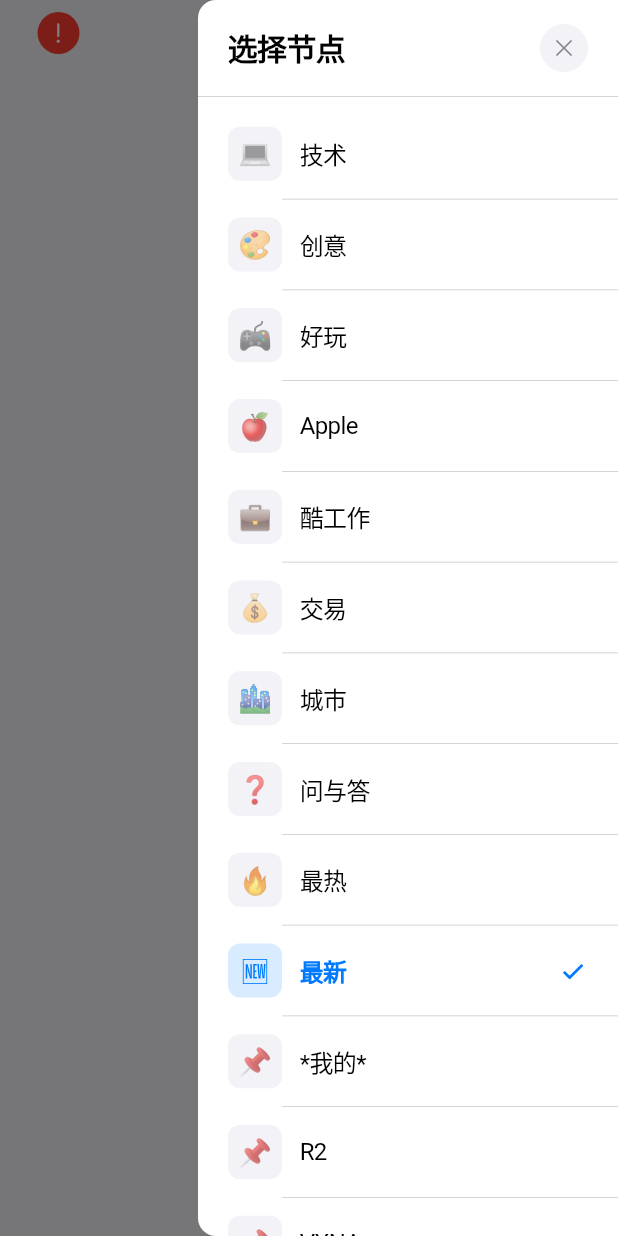
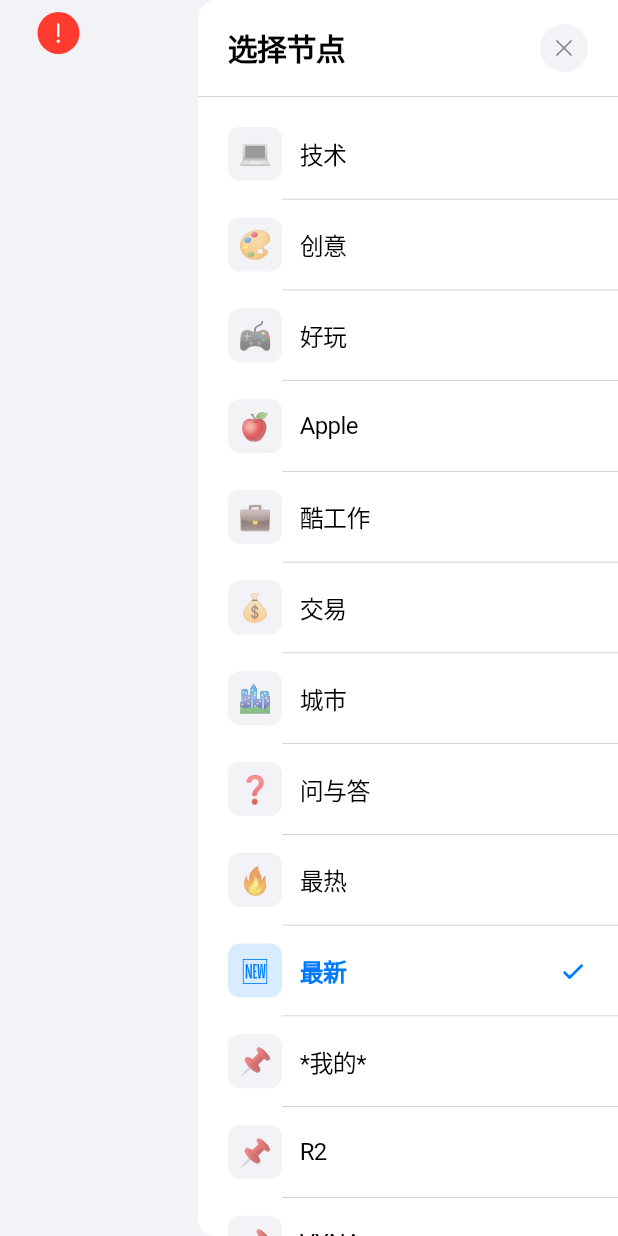
Before and after one commit to adoom2017/v2ex_client, a Flutter app: the screen it shows after launch, after a tap on "最新", on a phone screen of 412 x 824 dp. Run offline on Flutter 3.47's test engine with Material 3 defaults, Android fonts, the phone set to English and light mode, and no system bars; our stand-ins replace dio, flutter_html, flutter_riverpod, flutter_secure_storage, go_router, logger and 1 more; network calls fail.

Commit message:
feat: 调整节点选择抽屉的透明度和按钮最小尺寸，优化用户体验

```diff
--- a/lib/src/widgets/node_selector_drawer.dart
+++ b/lib/src/widgets/node_selector_drawer.dart
@@ -15,7 +15,7 @@ class NodeSelectorDrawer extends ConsumerWidget {
     return GestureDetector(
       onTap: () => Navigator.of(context).pop(),
       child: Container(
-        color: CupertinoColors.black.withValues(alpha: 0.3),
+        color: CupertinoColors.black.withValues(alpha: 0.0),
         child: Align(
           alignment: Alignment.centerRight,
           child: GestureDetector(
@@ -61,8 +61,8 @@ class NodeSelectorDrawer extends ConsumerWidget {
                           ),
                           CupertinoButton(
                             padding: EdgeInsets.zero,
-                            minSize: 32,
                             onPressed: () => Navigator.of(context).pop(),
+                            minimumSize: Size(32, 32),
                             child: Container(
                               width: 32,
                               height: 32,
@@ -212,7 +212,7 @@ void showNodeSelectorDrawer(BuildContext context) {
     PageRouteBuilder(
       opaque: false,
       barrierDismissible: true,
-      barrierColor: CupertinoColors.black.withValues(alpha: 0.3),
+      barrierColor: CupertinoColors.black.withValues(alpha: 0.0),
       pageBuilder: (context, animation, secondaryAnimation) {
         return SlideTransition(
           position: Tween<Offset>(
```
